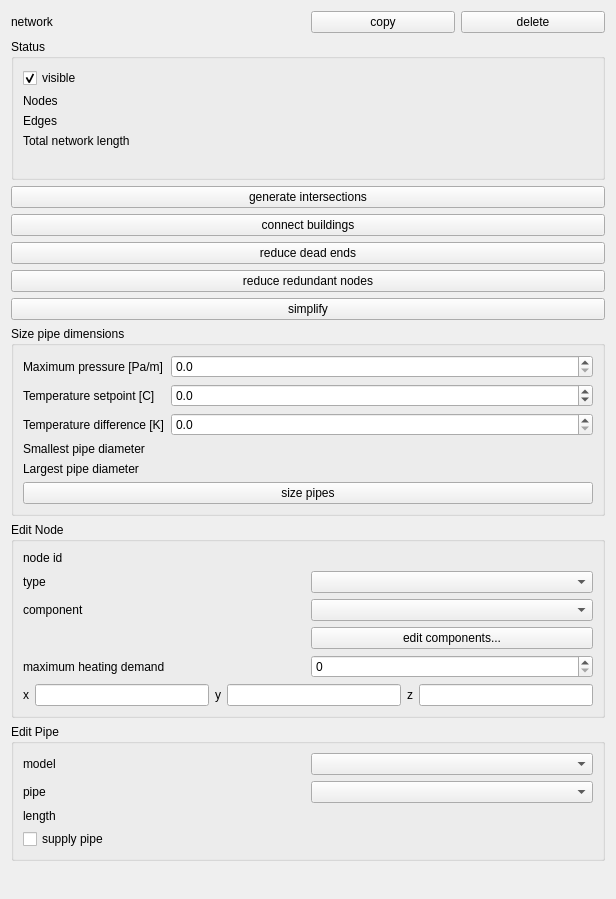
ghorwin/SIM-VICUS, file SIM-VICUS/src/SVPropNetworkEditWidget.ui: the form before one commit.
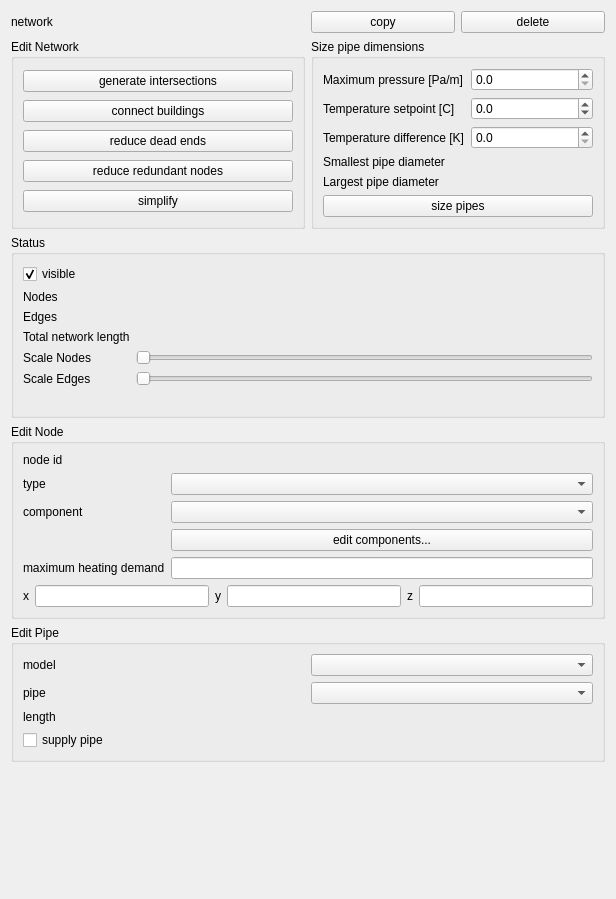
The form after the commit. Custom widgets are drawn as their Qt base class.

Commit message: more network editing, include algorithms in sidebar

```diff
--- a/SIM-VICUS/src/SVPropNetworkEditWidget.ui
+++ b/SIM-VICUS/src/SVPropNetworkEditWidget.ui
@@ -13,7 +13,7 @@
   <property name="windowTitle">
    <string>Form</string>
   </property>
-  <layout class="QVBoxLayout" name="verticalLayout">
+  <layout class="QVBoxLayout" name="verticalLayout_2">
    <item>
     <layout class="QHBoxLayout" name="horizontalLayout_2">
      <item>
@@ -47,73 +47,13 @@
     </layout>
    </item>
    <item>
-    <widget class="QGroupBox" name="groupBox">
+    <layout class="QHBoxLayout" name="horizontalLayout_3">
+     <item>
+      <widget class="QGroupBox" name="groupBoxEditNetwork">
      <property name="title">
-      <string>Status</string>
-     </property>
-     <layout class="QFormLayout" name="formLayout">
-      <item row="1" column="0">
-       <widget class="QLabel" name="label_3">
-        <property name="text">
-         <string>Nodes</string>
-        </property>
-       </widget>
-      </item>
-      <item row="1" column="1">
-       <widget class="QLabel" name="labelNodeCount">
-        <property name="text">
-         <string/>
-        </property>
-       </widget>
-      </item>
-      <item row="2" column="0">
-       <widget class="QLabel" name="label">
-        <property name="text">
-         <string>Edges</string>
-        </property>
-       </widget>
-      </item>
-      <item row="2" column="1">
-       <widget class="QLabel" name="labelEdgeCount">
-        <property name="text">
-         <string/>
-        </property>
-       </widget>
-      </item>
-      <item row="3" column="0">
-       <widget class="QLabel" name="label_7">
-        <property name="text">
-         <string>Total network length</string>
-        </property>
-       </widget>
-      </item>
-      <item row="3" column="1">
-       <widget class="QLabel" name="labelTotalLength">
-        <property name="text">
-         <string/>
-        </property>
-       </widget>
-      </item>
-      <item row="4" column="0">
-       <widget class="QLabel" name="labelNetworkConnected">
-        <property name="text">
-         <string/>
-        </property>
-       </widget>
-      </item>
-      <item row="0" column="0">
-       <widget class="QCheckBox" name="checkBoxVisible">
-        <property name="text">
-         <string>visible</string>
-        </property>
-        <property name="checked">
-         <bool>true</bool>
-        </property>
-       </widget>
-      </item>
-     </layout>
-    </widget>
-   </item>
+        <string>Edit Network</string>
+       </property>
+       <layout class="QVBoxLayout" name="verticalLayout">
    <item>
     <widget class="QPushButton" name="pushButtonGenerateIntersections">
      <property name="text">
@@ -149,8 +89,11 @@
      </property>
     </widget>
    </item>
+       </layout>
+      </widget>
+     </item>
    <item>
-    <widget class="QGroupBox" name="groupBox_2">
+      <widget class="QGroupBox" name="groupBoxSizePipes">
      <property name="title">
       <string>Size pipe dimensions</string>
      </property>
@@ -261,6 +204,122 @@
      </layout>
     </widget>
    </item>
+    </layout>
+   </item>
+   <item>
+    <widget class="QGroupBox" name="groupBoxStatus">
+     <property name="title">
+      <string>Status</string>
+     </property>
+     <layout class="QFormLayout" name="formLayout">
+      <item row="1" column="0">
+       <widget class="QLabel" name="label_3">
+        <property name="text">
+         <string>Nodes</string>
+        </property>
+       </widget>
+      </item>
+      <item row="1" column="1">
+       <widget class="QLabel" name="labelNodeCount">
+        <property name="text">
+         <string/>
+        </property>
+       </widget>
+      </item>
+      <item row="2" column="0">
+       <widget class="QLabel" name="label">
+        <property name="text">
+         <string>Edges</string>
+        </property>
+       </widget>
+      </item>
+      <item row="2" column="1">
+       <widget class="QLabel" name="labelEdgeCount">
+        <property name="text">
+         <string/>
+        </property>
+       </widget>
+      </item>
+      <item row="3" column="0">
+       <widget class="QLabel" name="label_7">
+        <property name="text">
+         <string>Total network length</string>
+        </property>
+       </widget>
+      </item>
+      <item row="3" column="1">
+       <widget class="QLabel" name="labelTotalLength">
+        <property name="text">
+         <string/>
+        </property>
+       </widget>
+      </item>
+      <item row="6" column="0">
+       <widget class="QLabel" name="labelNetworkConnected">
+        <property name="text">
+         <string/>
+        </property>
+       </widget>
+      </item>
+      <item row="0" column="0">
+       <widget class="QCheckBox" name="checkBoxVisible">
+        <property name="text">
+         <string>visible</string>
+        </property>
+        <property name="checked">
+         <bool>true</bool>
+        </property>
+       </widget>
+      </item>
+      <item row="4" column="0">
+       <widget class="QLabel" name="label_20">
+        <property name="text">
+         <string>Scale Nodes</string>
+        </property>
+       </widget>
+      </item>
+      <item row="4" column="1">
+       <widget class="QSlider" name="horizontalSliderScaleNodes">
+        <property name="minimum">
+         <number>1000</number>
+        </property>
+        <property name="maximum">
+         <number>30000</number>
+        </property>
+        <property name="singleStep">
+         <number>100</number>
+        </property>
+        <property name="pageStep">
+         <number>1000</number>
+        </property>
+        <property name="orientation">
+         <enum>Qt::Horizontal</enum>
+        </property>
+       </widget>
+      </item>
+      <item row="5" column="0">
+       <widget class="QLabel" name="label_21">
+        <property name="text">
+         <string>Scale Edges</string>
+        </property>
+       </widget>
+      </item>
+      <item row="5" column="1">
+       <widget class="QSlider" name="horizontalSliderScaleEdges">
+        <property name="minimum">
+         <number>1</number>
+        </property>
+        <property name="maximum">
+         <number>100</number>
+        </property>
+        <property name="orientation">
+         <enum>Qt::Horizontal</enum>
+        </property>
+       </widget>
+      </item>
+     </layout>
+    </widget>
+   </item>
    <item>
     <widget class="QGroupBox" name="groupBoxNode">
      <property name="title">
@@ -315,19 +374,6 @@
         </property>
        </widget>
       </item>
-      <item row="4" column="1">
-       <widget class="QDoubleSpinBox" name="doubleSpinBoxNodeNeatingDemand">
-        <property name="decimals">
-         <number>0</number>
-        </property>
-        <property name="maximum">
-         <double>1000000000.000000000000000</double>
-        </property>
-        <property name="singleStep">
-         <double>10.000000000000000</double>
-        </property>
-       </widget>
-      </item>
       <item row="5" column="0" colspan="2">
        <layout class="QHBoxLayout" name="horizontalLayout">
         <item>
@@ -362,6 +408,9 @@
         </item>
        </layout>
       </item>
+      <item row="4" column="1">
+       <widget class="QtExt::ValidatingLineEdit" name="lineEditNodeHeatingDemand"/>
+      </item>
      </layout>
     </widget>
    </item>
@@ -430,6 +479,13 @@
    </item>
   </layout>
  </widget>
+ <customwidgets>
+  <customwidget>
+   <class>QtExt::ValidatingLineEdit</class>
+   <extends>QLineEdit</extends>
+   <header location="global">QtExt_ValidatingLineEdit.h</header>
+  </customwidget>
+ </customwidgets>
  <resources/>
  <connections/>
 </ui>
```
Left out of the diff: 6 changed lines with no effect on the pictures. Lines whose indentation alone changed are shown as unchanged. The commit also changes 7 other files.
